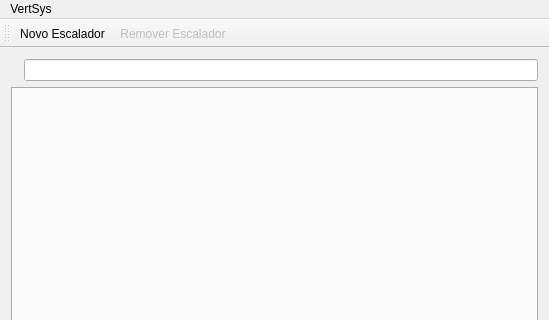
Above: src/mainwindow.ui from enriquefynn/VertSys before the change; both pictures show x 0 to 549 and y 0 to 320 of the 549 by 475 pixel window. Below: the same form after it.
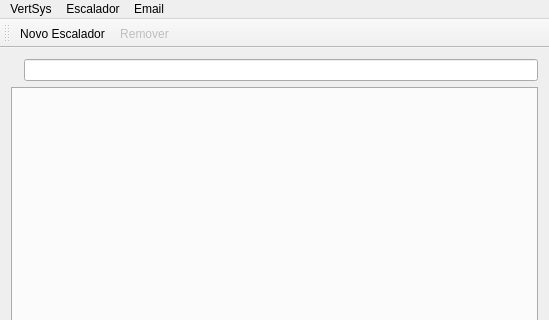
That is the form after the change. Icons and pictures are not drawn. Custom widgets are drawn as their Qt base class.

The edit to the form file:
```diff
--- a/src/mainwindow.ui
+++ b/src/mainwindow.ui
@@ -60,9 +60,23 @@
      <string>VertSys</string>
     </property>
     <addaction name="actionNew_Climber"/>
+   </widget>
+   <widget class="QMenu" name="menuEscalador">
+    <property name="title">
+     <string>Escalador</string>
+    </property>
     <addaction name="actionRemove_Climber"/>
+    <addaction name="actionToggleActivity_Climber"/>
+    <addaction name="actionPay_Climber"/>
+   </widget>
+   <widget class="QMenu" name="menuEmail">
+    <property name="title">
+     <string>Email</string>
+    </property>
    </widget>
    <addaction name="menuVertSys"/>
+   <addaction name="menuEscalador"/>
+   <addaction name="menuEmail"/>
   </widget>
   <widget class="QToolBar" name="mainToolBar">
    <property name="iconSize">
@@ -99,7 +113,17 @@
      <normaloff>:/general/icons/Rem-climber.png</normaloff>:/general/icons/Rem-climber.png</iconset>
    </property>
    <property name="text">
-    <string>Remover Escalador</string>
+    <string>Remover</string>
+   </property>
+  </action>
+  <action name="actionToggleActivity_Climber">
+   <property name="text">
+    <string>Ativar</string>
+   </property>
+  </action>
+  <action name="actionPay_Climber">
+   <property name="text">
+    <string>Pagar</string>
    </property>
   </action>
  </widget>
```
